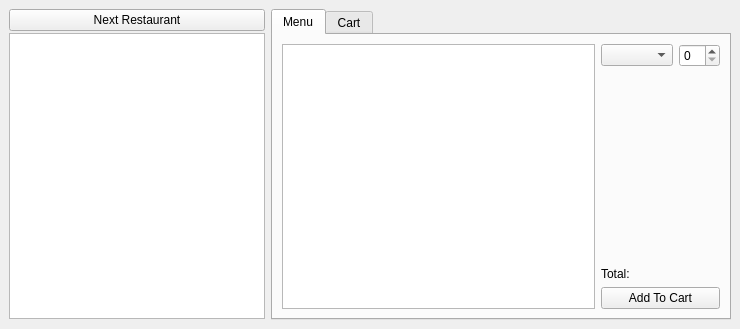
First picture: the form in tripview.ui, repository khaller1/CS1D-PROJECT-1, before the edit.
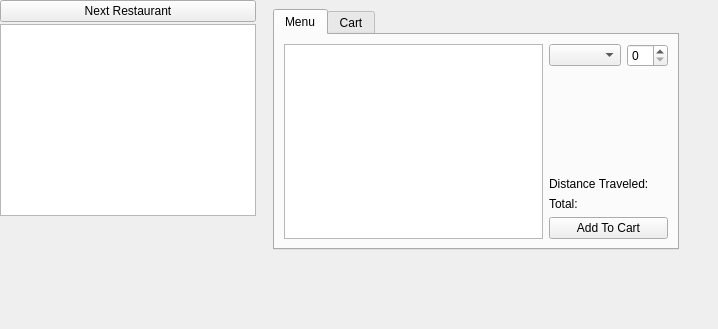
Second picture: the form after the edit. The open tabs and pages were chosen to show the change.

```diff
--- a/tripview.ui
+++ b/tripview.ui
@@ -6,7 +6,7 @@
    <rect>
     <x>0</x>
     <y>0</y>
-    <width>740</width>
+    <width>718</width>
     <height>329</height>
    </rect>
   </property>
@@ -26,29 +26,15 @@
    <string>MainWindow</string>
   </property>
   <widget class="QWidget" name="centralwidget">
-   <layout class="QFormLayout" name="formLayout">
-    <item row="0" column="0">
-     <layout class="QVBoxLayout" name="verticalLayout">
-      <property name="spacing">
-       <number>2</number>
-      </property>
-      <property name="bottomMargin">
-       <number>1</number>
-      </property>
-      <item>
-       <widget class="QPushButton" name="pushButton">
-        <property name="text">
-         <string>Next Restaurant</string>
-        </property>
-       </widget>
-      </item>
-      <item>
-       <widget class="QTableView" name="Trip_List"/>
-      </item>
-     </layout>
-    </item>
-    <item row="0" column="1">
      <widget class="QTabWidget" name="tabWidget">
+    <property name="geometry">
+     <rect>
+      <x>273</x>
+      <y>9</y>
+      <width>406</width>
+      <height>241</height>
+     </rect>
+    </property>
       <property name="currentIndex">
        <number>0</number>
       </property>
@@ -93,6 +79,27 @@
             </property>
            </spacer>
           </item>
+        <item>
+         <layout class="QHBoxLayout" name="horizontalLayout_3">
+          <property name="spacing">
+           <number>6</number>
+          </property>
+          <item>
+           <widget class="QLabel" name="Dist">
+            <property name="text">
+             <string>Distance Traveled:</string>
+            </property>
+           </widget>
+          </item>
+          <item>
+           <widget class="QLabel" name="Total_Dist">
+            <property name="text">
+             <string/>
+            </property>
+           </widget>
+          </item>
+         </layout>
+        </item>
           <item>
            <layout class="QHBoxLayout" name="horizontalLayout_4">
             <item>
@@ -133,8 +140,26 @@
        </layout>
       </widget>
      </widget>
-    </item>
-   </layout>
+   <widget class="QWidget" name="">
+    <layout class="QVBoxLayout" name="verticalLayout">
+     <property name="spacing">
+      <number>2</number>
+     </property>
+     <property name="bottomMargin">
+      <number>1</number>
+     </property>
+     <item>
+      <widget class="QPushButton" name="pushButton">
+       <property name="text">
+        <string>Next Restaurant</string>
+       </property>
+      </widget>
+     </item>
+     <item>
+      <widget class="QTableView" name="Trip_List"/>
+     </item>
+    </layout>
+   </widget>
   </widget>
  </widget>
  <resources/>
```
Left out of the diff: 2 changed lines with no effect on the pictures. Lines whose indentation alone changed are shown as unchanged.
